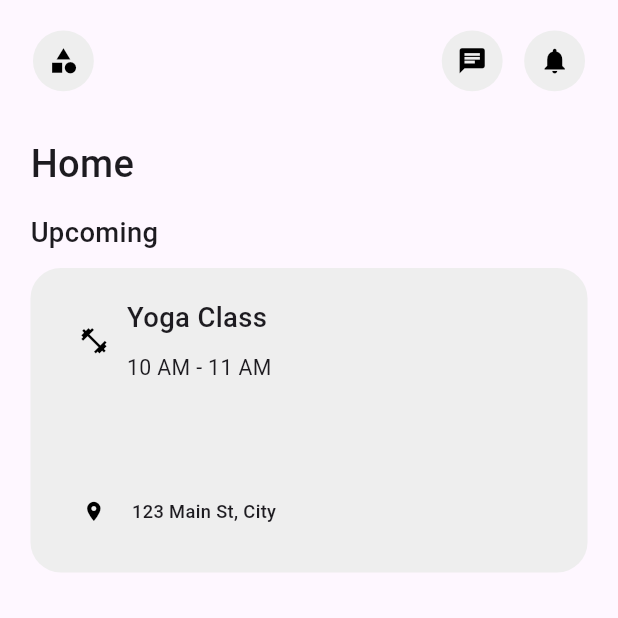
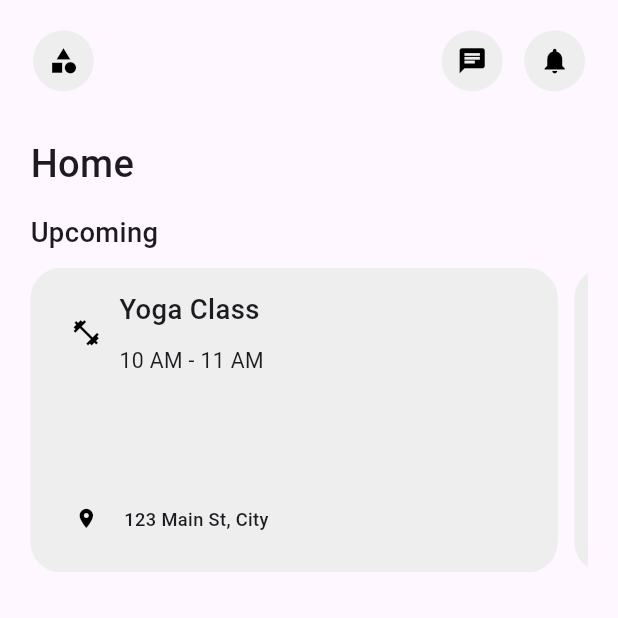
Before and after one commit to Dragorrik/flutter_ui_practice, a Flutter app: the screen it shows after launch, on a phone screen of 412 x 824 dp, the top half of it. Run offline on Flutter 3.47's test engine with Material 3 defaults, Android fonts, the light colour scheme and no system bars; our stand-ins replace flutter_screenutil.

Commit message:
Upper and upcoming widgets designed

```diff
--- a/lib/gym_app/gym_home_ui.dart
+++ b/lib/gym_app/gym_home_ui.dart
@@ -36,51 +36,16 @@ class GymHomeUi extends StatelessWidget {
                     fontWeight: FontWeight.w500,
                   )),
               SizedBox(height: 10.h),
-              Container(
-                padding: EdgeInsets.all(20.r),
+              SizedBox(
                 height: 200.h,
-                width: double.infinity,
-                decoration: BoxDecoration(
-                  color: Colors.grey.shade200,
-                  borderRadius: BorderRadius.circular(20.r),
-                ),
-                child: Column(
-                  children: [
-                    Row(
-                      children: [
-                        GymHomeWidgets.upperHomeWidgets(Icons.fitness_center),
-                        Column(
-                          mainAxisAlignment: MainAxisAlignment.center,
-                          crossAxisAlignment: CrossAxisAlignment.start,
-                          children: [
-                            Text("Yoga Class",
-                                style: TextStyle(
-                                  fontSize: 18.sp,
-                                  fontWeight: FontWeight.w500,
-                                )),
-                            SizedBox(height: 10.h),
-                            Text("10 AM - 11 AM",
-                                style: TextStyle(
-                                  fontSize: 14.sp,
-                                  fontWeight: FontWeight.w400,
-                                )),
-                          ],
-                        ),
-                      ],
-                    ),
-                    Spacer(),
-                    Row(
-                      children: [
-                        GymHomeWidgets.upperHomeWidgets(Icons.location_on,
-                            size: 15.sp),
-                        Text(" 123 Main St, City",
-                            style: TextStyle(
-                              fontSize: 12.sp,
-                              fontWeight: FontWeight.w500,
-                            )),
-                      ],
-                    ),
-                  ],
+                width: 380.w,
+                child: ListView.separated(
+                  shrinkWrap: true,
+                  scrollDirection: Axis.horizontal,
+                  itemCount: 2,
+                  separatorBuilder: (context, index) => SizedBox(width: 10.w),
+                  itemBuilder: (context, index) =>
+                      GymHomeWidgets.upcomingWidgets(),
                 ),
               ),
             ],
--- a/lib/gym_app/widgets/gym_home_widgets.dart
+++ b/lib/gym_app/widgets/gym_home_widgets.dart
@@ -14,4 +14,53 @@ class GymHomeWidgets {
       child: Icon(icon, size: size.sp, color: Colors.black),
     );
   }
+
+  static Widget upcomingWidgets() {
+    return Container(
+      padding: EdgeInsets.all(15.r),
+      height: 200.h,
+      width: 320.w,
+      decoration: BoxDecoration(
+        color: Colors.grey.shade200,
+        borderRadius: BorderRadius.circular(20.r),
+      ),
+      child: Column(
+        children: [
+          Row(
+            children: [
+              GymHomeWidgets.upperHomeWidgets(Icons.fitness_center),
+              Column(
+                mainAxisAlignment: MainAxisAlignment.center,
+                crossAxisAlignment: CrossAxisAlignment.start,
+                children: [
+                  Text("Yoga Class",
+                      style: TextStyle(
+                        fontSize: 18.sp,
+                        fontWeight: FontWeight.w500,
+                      )),
+                  SizedBox(height: 10.h),
+                  Text("10 AM - 11 AM",
+                      style: TextStyle(
+                        fontSize: 14.sp,
+                        fontWeight: FontWeight.w400,
+                      )),
+                ],
+              ),
+            ],
+          ),
+          Spacer(),
+          Row(
+            children: [
+              GymHomeWidgets.upperHomeWidgets(Icons.location_on, size: 15.sp),
+              Text(" 123 Main St, City",
+                  style: TextStyle(
+                    fontSize: 12.sp,
+                    fontWeight: FontWeight.w500,
+                  )),
+            ],
+          ),
+        ],
+      ),
+    );
+  }
 }
--- a/lib/main.dart
+++ b/lib/main.dart
@@ -1,6 +1,5 @@
 import 'package:flutter/material.dart';
 import 'package:flutter_screenutil/flutter_screenutil.dart';
-import 'package:practice_uis/coffe_shop_app/ui/onboard_ui.dart';
 import 'package:practice_uis/gym_app/gym_home_ui.dart';
 
 void main() {
```
